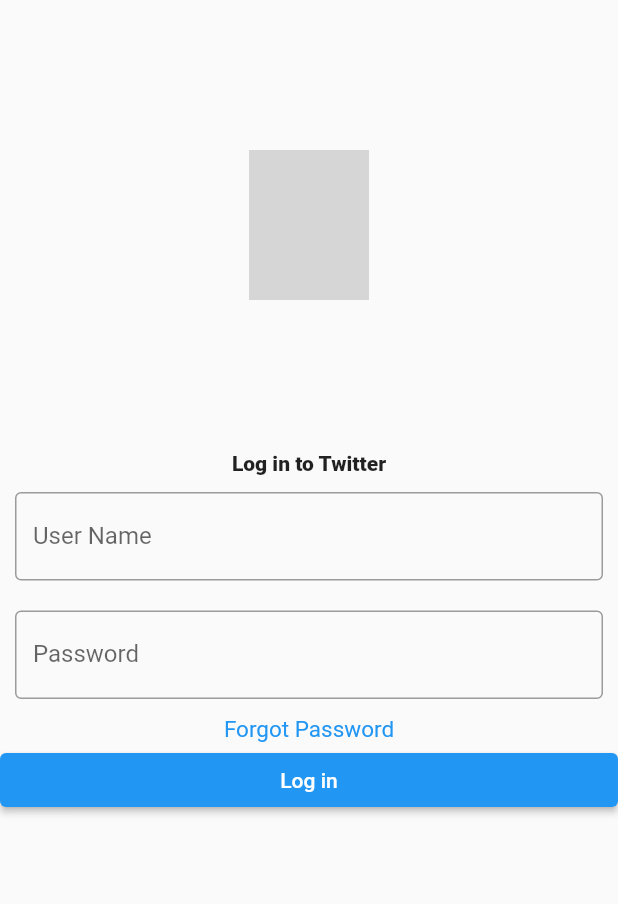
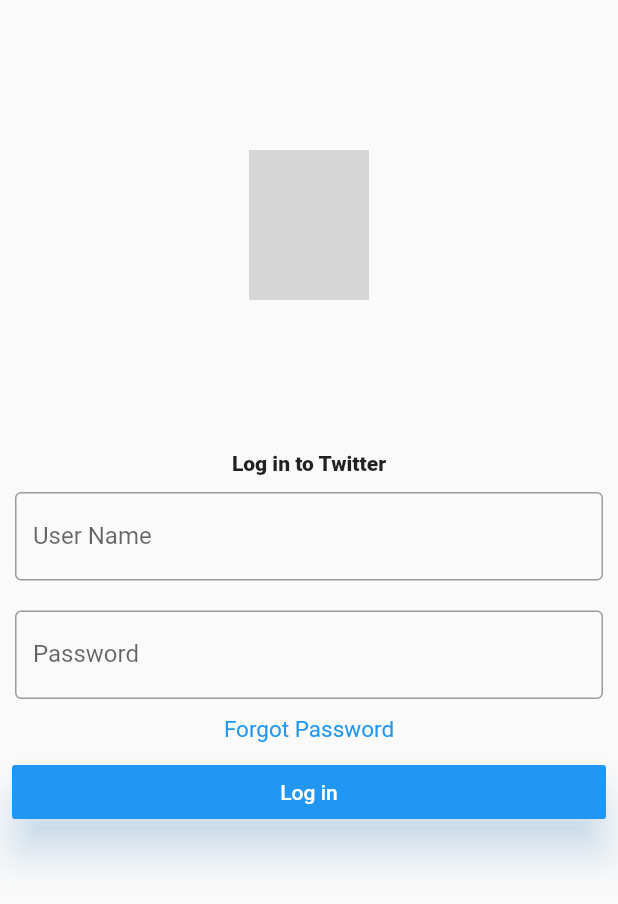
Before and after one commit to xoxolrjj/Instagram-clone, a Flutter app: the LoginScreen screen opened directly, on a phone screen of 412 x 824 dp. Shown: the top 904 px of the screen. Run offline on Flutter 3.47's test engine with Material 2 defaults, Android fonts, the phone set to English and light mode, and no system bars; drawn by our look-alikes of cached_network_image; our stand-ins replace equatable, eva_icons_flutter; network calls fail; grey boxes are pictures that could not be loaded.

Commit message:
add cloneb0n4k

```diff
--- a/lib/login_screen.dart
+++ b/lib/login_screen.dart
@@ -17,14 +17,46 @@ class LoginScreen extends StatefulWidget {
 }
 
 class _LoginScreenState extends State<LoginScreen> {
+  TextEditingController emailController = TextEditingController();
+  TextEditingController passwordController = TextEditingController();
   Widget loader(BuildContext context, String s) {
     return CupertinoActivityIndicator();
   }
 
+  static ElevatedButtonThemeData defaultStyle = ElevatedButtonThemeData(
+    style: ButtonStyle(
+      shape: MaterialStateProperty.all<RoundedRectangleBorder>(
+        RoundedRectangleBorder(
+          borderRadius: BorderRadius.circular(2),
+        ),
+      ),
+      backgroundColor: MaterialStateProperty.resolveWith((states) {
+        if (states.contains(MaterialState.disabled)) return Colors.grey;
+        return Colors.blue;
+      }),
+      overlayColor: MaterialStateProperty.resolveWith((states) {
+        if (states.contains(MaterialState.disabled)) return Colors.transparent;
+        return Colors.black12;
+      }),
+      foregroundColor: MaterialStateProperty.all(
+        Colors.white,
+      ),
+      shadowColor: MaterialStateProperty.all(
+        Colors.blue.withOpacity(0.40),
+      ),
+      elevation: MaterialStateProperty.resolveWith((states) {
+        if (states.contains(MaterialState.pressed)) {
+          return 6;
+        }
+        return 12;
+      }),
+    ),
+  );
   @override
   Widget build(BuildContext context) {
     return Scaffold(
-      body: Column(
+      body: SingleChildScrollView(
+        child: Column(
           children: [
             Padding(
               padding: EdgeInsets.all(100),
@@ -61,6 +93,7 @@ class _LoginScreenState extends State<LoginScreen> {
             Padding(
               padding: EdgeInsets.all(10),
               child: TextField(
+                controller: emailController,
                 decoration: InputDecoration(
                   border: OutlineInputBorder(),
                   labelText: 'User Name',
@@ -71,6 +104,7 @@ class _LoginScreenState extends State<LoginScreen> {
             Padding(
               padding: EdgeInsets.all(10),
               child: TextField(
+                controller: passwordController,
                 obscureText: true,
                 decoration: InputDecoration(
                   border: OutlineInputBorder(),
@@ -96,26 +130,29 @@ class _LoginScreenState extends State<LoginScreen> {
             Row(
               children: [
                 Expanded(
+                  child: Theme(
+                    data: ThemeData(elevatedButtonTheme: defaultStyle),
+                    child: Padding(
+                      padding: EdgeInsets.all(8.0),
                       child: ElevatedButton(
                         child: Text(
                           'Log in',
                         ),
                         onPressed: () {
-                    Navigator.push(
-                      context,
-                      MaterialPageRoute(
-                        builder: (context) => const MyHomePage(
-                          title: "Home",
+                          if (emailController.text == "missy123" &&
+                              passwordController.text == "12345") {
+                            Navigator.popAndPushNamed(context, "/HomePage");
+                          }
+                        },
                       ),
                     ),
-                    );
-                  },
                   ),
                 ),
               ],
             )
           ],
         ),
+      ),
     );
   }
 }
```
Also changed, not shown: lib/main.dart (+6 -1 lines). Lines whose indentation alone changed are shown as unchanged.
